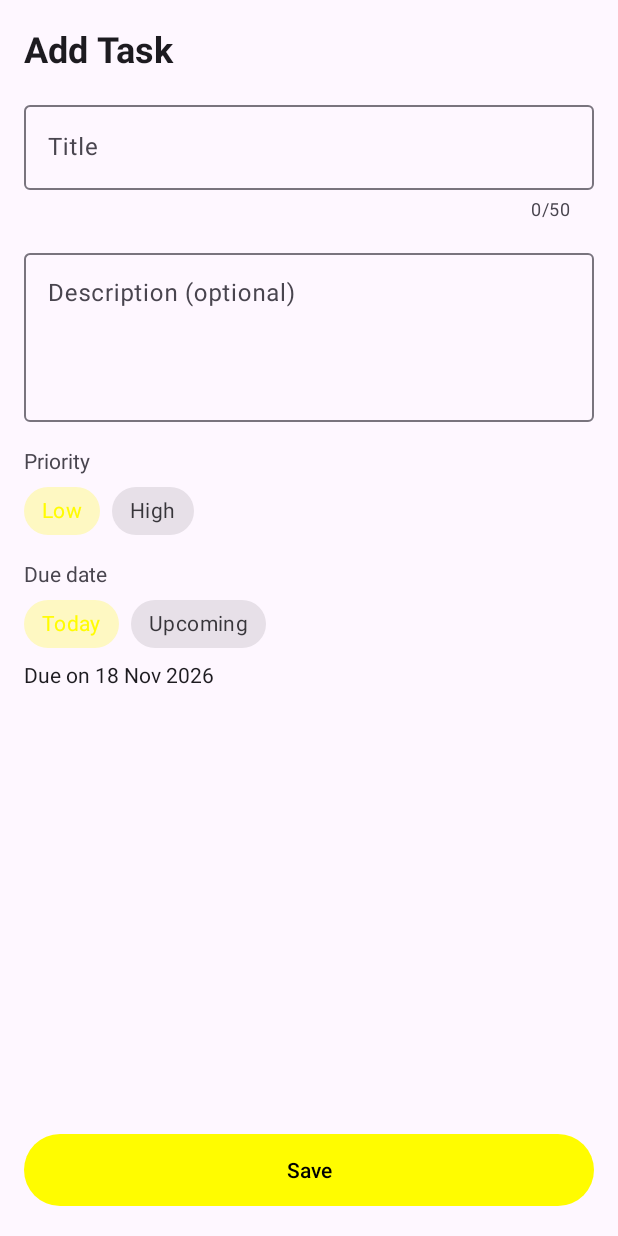
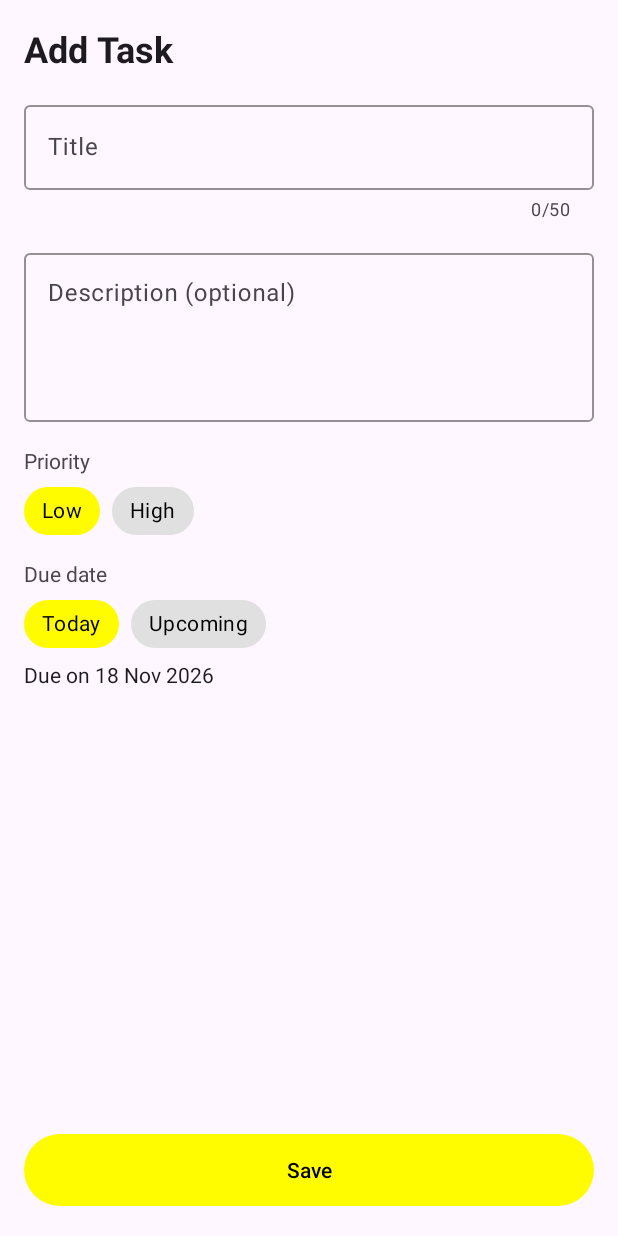
Before and after one commit to Shahzaib7866/Todo_android_app, an Android app: the AddTodoFragment screen opened through its navigation route, on a phone screen of 412 x 824 dp. Run offline under Robolectric (Android 15) with nearby library versions, the phone set to English and light mode, and no system bars; our stand-ins replace Dagger/Hilt's generated code.

Commit message:
updates colors

```diff
--- a/app/src/main/java/com/example/todoapp/utils/DueDateUtils.kt
+++ b/app/src/main/java/com/example/todoapp/core/shared/utils/DueDateUtils.kt
@@ -1,4 +1,4 @@
-package com.example.todoapp.utils
+package com.example.todoapp.core.shared.utils
 
 import java.text.SimpleDateFormat
 import java.util.Calendar
--- a/app/src/main/java/com/example/todoapp/utils/FragmentExtensions.kt
+++ b/app/src/main/java/com/example/todoapp/core/shared/utils/FragmentExtensions.kt
@@ -1,4 +1,4 @@
-package com.example.todoapp.utils
+package com.example.todoapp.core.shared.utils
 
 import androidx.core.os.bundleOf
 import androidx.fragment.app.Fragment
--- a/app/src/main/java/com/example/todoapp/utils/TodoAdapter.kt
+++ b/app/src/main/java/com/example/todoapp/core/shared/utils/TodoAdapter.kt
@@ -1,4 +1,4 @@
-package com.example.todoapp.utils
+package com.example.todoapp.core.shared.utils
 
 import android.graphics.Paint
 import android.view.LayoutInflater
--- a/app/src/main/java/com/example/todoapp/presentation/add/AddTodoFragment.kt
+++ b/app/src/main/java/com/example/todoapp/presentation/add/AddTodoFragment.kt
@@ -8,8 +8,8 @@ import com.example.todoapp.databinding.AddTodosBinding
 import com.example.todoapp.domain.model.Priority
 import com.example.todoapp.domain.model.TodoStatus
 import com.example.todoapp.domain.model.startOfDay
-import com.example.todoapp.utils.DueDateUtils
-import com.example.todoapp.utils.observeFlow
+import com.example.todoapp.core.shared.utils.DueDateUtils
+import com.example.todoapp.core.shared.utils.observeFlow
 import com.google.android.material.datepicker.CalendarConstraints
 import com.google.android.material.datepicker.DateValidatorPointForward
 import com.google.android.material.datepicker.MaterialDatePicker
--- a/app/src/main/java/com/example/todoapp/presentation/calender/CalenderFragment.kt
+++ b/app/src/main/java/com/example/todoapp/presentation/calender/CalenderFragment.kt
@@ -3,10 +3,11 @@ package com.example.todoapp.presentation.calender
 import androidx.core.view.isVisible
 import com.example.todoapp.R
 import com.example.todoapp.core.shared.BaseFragment
-import com.example.todoapp.utils.DueDateUtils
+import com.example.todoapp.core.shared.utils.DueDateUtils
+import com.example.todoapp.core.shared.utils.TodoAdapter
 import com.example.todoapp.databinding.CalenderBinding
 import com.example.todoapp.presentation.calendar.CalenderViewModel
-import com.example.todoapp.utils.createTodoAdapter
+import com.example.todoapp.core.shared.utils.createTodoAdapter
 import dagger.hilt.android.AndroidEntryPoint
 import java.util.Calendar
 
@@ -16,7 +17,7 @@ class CalenderFragment : BaseFragment<CalenderBinding, CalenderViewModel>(
     CalenderViewModel::class.java
 ) {
 
-    private lateinit var todoAdapter: com.example.todoapp.utils.TodoAdapter
+    private lateinit var todoAdapter: TodoAdapter
 
     override fun onViewReady() {
         setupAdapter()
--- a/app/src/main/java/com/example/todoapp/presentation/home/HomeFragment.kt
+++ b/app/src/main/java/com/example/todoapp/presentation/home/HomeFragment.kt
@@ -12,7 +12,7 @@ import com.example.todoapp.core.shared.BaseFragment
 import com.example.todoapp.databinding.HomeBinding
 import com.example.todoapp.domain.model.Priority
 import com.example.todoapp.domain.model.TimeFilter
-import com.example.todoapp.utils.createTodoAdapter
+import com.example.todoapp.core.shared.utils.createTodoAdapter
 import dagger.hilt.android.AndroidEntryPoint
 
 @AndroidEntryPoint
--- a/app/src/main/java/com/example/todoapp/presentation/onboarding/OnBoardingFragment.kt
+++ b/app/src/main/java/com/example/todoapp/presentation/onboarding/OnBoardingFragment.kt
@@ -8,7 +8,7 @@ import androidx.viewpager2.widget.ViewPager2
 import com.example.todoapp.R
 import com.example.todoapp.core.shared.BaseFragment
 import com.example.todoapp.databinding.OnBoardingBinding
-import com.example.todoapp.utils.observeFlow
+import com.example.todoapp.core.shared.utils.observeFlow
 import dagger.hilt.android.AndroidEntryPoint
 import kotlin.jvm.java
 
--- a/app/src/main/java/com/example/todoapp/presentation/splash/SplashFragment.kt
+++ b/app/src/main/java/com/example/todoapp/presentation/splash/SplashFragment.kt
@@ -4,7 +4,7 @@ import androidx.navigation.fragment.findNavController
 import com.example.todoapp.R
 import com.example.todoapp.core.shared.BaseFragment
 import com.example.todoapp.databinding.SplashBinding
-import com.example.todoapp.utils.observeFlow
+import com.example.todoapp.core.shared.utils.observeFlow
 import dagger.hilt.android.AndroidEntryPoint
 
 @AndroidEntryPoint
--- a/app/src/main/java/com/example/todoapp/presentation/status/StatusFragment.kt
+++ b/app/src/main/java/com/example/todoapp/presentation/status/StatusFragment.kt
@@ -5,8 +5,8 @@ import com.example.todoapp.R
 import com.example.todoapp.core.shared.BaseFragment
 import com.example.todoapp.databinding.StatusBinding
 import com.example.todoapp.domain.model.StatusFilter
-import com.example.todoapp.utils.TodoAdapter
-import com.example.todoapp.utils.createTodoAdapter
+import com.example.todoapp.core.shared.utils.TodoAdapter
+import com.example.todoapp.core.shared.utils.createTodoAdapter
 import dagger.hilt.android.AndroidEntryPoint
 
 @AndroidEntryPoint
--- /dev/null
+++ b/app/src/main/res/color-night/chip_background_color.xml
@@ -0,0 +1,8 @@
+<?xml version="1.0" encoding="utf-8"?>
+<selector xmlns:android="http://schemas.android.com/apk/res/android">
+    <!-- Selected / Checked state in Dark Theme: Dark Container (Not Yellow) -->
+    <item android:state_checked="true" android:color="#383838" />
+    <item android:state_selected="true" android:color="#383838" />
+    <!-- Unselected state in Dark Theme -->
+    <item android:color="#222222" />
+</selector>
--- /dev/null
+++ b/app/src/main/res/color-night/chip_text_color.xml
@@ -0,0 +1,8 @@
+<?xml version="1.0" encoding="utf-8"?>
+<selector xmlns:android="http://schemas.android.com/apk/res/android">
+    <!-- Selected / Checked state in Dark Theme: White Text -->
+    <item android:state_checked="true" android:color="@color/white" />
+    <item android:state_selected="true" android:color="@color/white" />
+    <!-- Unselected state in Dark Theme: Light Gray Text -->
+    <item android:color="#D0D0D0" />
+</selector>
--- /dev/null
+++ b/app/src/main/res/color/chip_background_color.xml
@@ -0,0 +1,8 @@
+<?xml version="1.0" encoding="utf-8"?>
+<selector xmlns:android="http://schemas.android.com/apk/res/android">
+    <!-- Selected / Checked state: Yellow -->
+    <item android:state_checked="true" android:color="@color/yellow" />
+    <item android:state_selected="true" android:color="@color/yellow" />
+    <!-- Unselected state: Light Gray -->
+    <item android:color="#E0E0E0" />
+</selector>
--- /dev/null
+++ b/app/src/main/res/color/chip_text_color.xml
@@ -0,0 +1,8 @@
+<?xml version="1.0" encoding="utf-8"?>
+<selector xmlns:android="http://schemas.android.com/apk/res/android">
+    <!-- Selected / Checked state: Black Text -->
+    <item android:state_checked="true" android:color="@color/black" />
+    <item android:state_selected="true" android:color="@color/black" />
+    <!-- Unselected state: Dark Text -->
+    <item android:color="@color/black" />
+</selector>
--- a/app/src/main/res/layout/add_todos.xml
+++ b/app/src/main/res/layout/add_todos.xml
@@ -39,8 +39,10 @@
                 android:layout_width="match_parent"
                 android:layout_height="wrap_content"
                 android:hint="Title"
+                app:boxStrokeColor="@color/yellow"
                 app:counterEnabled="true"
-                app:counterMaxLength="50">
+                app:counterMaxLength="50"
+                app:hintTextColor="@color/black">
 
                 <com.google.android.material.textfield.TextInputEditText
                     android:id="@+id/inputTitle"
@@ -49,7 +51,9 @@
                     android:imeOptions="actionNext"
                     android:inputType="textCapSentences"
                     android:maxLength="50"
-                    android:maxLines="1" />
+                    android:maxLines="1"
+                    android:textColor="?android:attr/textColorPrimary"
+                    android:textColorHint="#757575" />
             </com.google.android.material.textfield.TextInputLayout>
 
             <!-- Description -->
@@ -59,7 +63,9 @@
                 android:layout_width="match_parent"
                 android:layout_height="wrap_content"
                 android:layout_marginTop="16dp"
-                android:hint="Description (optional)">
+                android:hint="Description (optional)"
+                app:boxStrokeColor="@color/yellow"
+                app:hintTextColor="@color/black">
 
                 <com.google.android.material.textfield.TextInputEditText
                     android:id="@+id/inputDescription"
@@ -67,7 +73,9 @@
                     android:layout_height="wrap_content"
                     android:gravity="top|start"
                     android:inputType="textMultiLine|textCapSentences"
-                    android:minLines="4" />
+                    android:minLines="4"
+                    android:textColor="?android:attr/textColorPrimary"
+                    android:textColorHint="#757575" />
             </com.google.android.material.textfield.TextInputLayout>
 
             <!-- Priority: Low / High -->
@@ -86,13 +94,13 @@
                 app:singleSelection="true">
                 <com.google.android.material.chip.Chip
                     android:id="@+id/chipPrioLow"
-                    style="@style/Widget.MaterialComponents.Chip.Choice"
+                    style="@style/CustomChipStyle"
                     android:layout_width="wrap_content"
                     android:layout_height="wrap_content"
                     android:text="@string/priority_low" />
                 <com.google.android.material.chip.Chip
                     android:id="@+id/chipPrioHigh"
-                    style="@style/Widget.MaterialComponents.Chip.Choice"
+                    style="@style/CustomChipStyle"
                     android:layout_width="wrap_content"
                     android:layout_height="wrap_content"
                     android:text="@string/priority_high" />
@@ -112,13 +120,13 @@
                 app:singleSelection="true">
                 <com.google.android.material.chip.Chip
                     android:id="@+id/chipDueToday"
-                    style="@style/Widget.MaterialComponents.Chip.Choice"
+                    style="@style/CustomChipStyle"
                     android:layout_width="wrap_content"
                     android:layout_height="wrap_content"
                     android:text="@string/filter_today" />
                 <com.google.android.material.chip.Chip
                     android:id="@+id/chipDueUpcoming"
-                    style="@style/Widget.MaterialComponents.Chip.Choice"
+                    style="@style/CustomChipStyle"
                     android:layout_width="wrap_content"
                     android:layout_height="wrap_content"
                     android:text="@string/filter_upcoming" />
@@ -153,19 +161,19 @@
                     app:singleSelection="true">
                     <com.google.android.material.chip.Chip
                         android:id="@+id/chipStPending"
-                        style="@style/Widget.MaterialComponents.Chip.Choice"
+                        style="@style/CustomChipStyle"
                         android:layout_width="wrap_content"
                         android:layout_height="wrap_content"
                         android:text="@string/status_pending" />
                     <com.google.android.material.chip.Chip
                         android:id="@+id/chipStInProgress"
-                        style="@style/Widget.MaterialComponents.Chip.Choice"
+                        style="@style/CustomChipStyle"
                         android:layout_width="wrap_content"
                         android:layout_height="wrap_content"
                         android:text="@string/status_in_progress" />
                     <com.google.android.material.chip.Chip
                         android:id="@+id/chipStCompleted"
-                        style="@style/Widget.MaterialComponents.Chip.Choice"
+                        style="@style/CustomChipStyle"
                         android:layout_width="wrap_content"
                         android:layout_height="wrap_content"
                         android:text="@string/status_completed" />
--- a/app/src/main/res/layout/home.xml
+++ b/app/src/main/res/layout/home.xml
@@ -32,6 +32,8 @@
         app:boxCornerRadiusBottomStart="24dp"
         app:boxCornerRadiusTopEnd="24dp"
         app:boxCornerRadiusTopStart="24dp"
+        app:boxStrokeColor="@color/yellow"
+        app:hintTextColor="@color/black"
         app:layout_constraintBottom_toBottomOf="@id/txtHeader"
         app:layout_constraintEnd_toStartOf="@id/btnSearch"
         app:layout_constraintStart_toStartOf="parent"
@@ -44,6 +46,8 @@
             android:imeOptions="actionSearch"
             android:inputType="text"
             android:maxLines="1"
+            android:textColor="?android:attr/textColorPrimary"
+            android:textColorHint="#757575"
             android:textSize="14sp" />
     </com.google.android.material.textfield.TextInputLayout>
 
@@ -84,21 +88,21 @@
 
         <com.google.android.material.chip.Chip
             android:id="@+id/chipAll"
-            style="@style/Widget.MaterialComponents.Chip.Choice"
+            style="@style/CustomChipStyle"
             android:layout_width="wrap_content"
             android:layout_height="wrap_content"
             android:checked="true"
             android:text="@string/filter_all" />
         <com.google.android.material.chip.Chip
             android:id="@+id/chipHigh"
-            style="@style/Widget.MaterialComponents.Chip.Choice"
+            style="@style/CustomChipStyle"
             android:layout_width="wrap_content"
             android:layout_height="wrap_content"
             android:text="@string/priority_high" />
 
         <com.google.android.material.chip.Chip
             android:id="@+id/chipLow"
-            style="@style/Widget.MaterialComponents.Chip.Choice"
+            style="@style/CustomChipStyle"
             android:layout_width="wrap_content"
             android:layout_height="wrap_content"
             android:text="@string/priority_low" />
--- a/app/src/main/res/layout/status.xml
+++ b/app/src/main/res/layout/status.xml
@@ -32,20 +32,20 @@
         app:singleSelection="true">
         <com.google.android.material.chip.Chip
             android:id="@+id/chipStatusAll"
-            style="@style/Widget.MaterialComponents.Chip.Choice"
+            style="@style/CustomChipStyle"
             android:layout_width="wrap_content"
             android:layout_height="wrap_content"
             android:checked="true"
             android:text="@string/filter_all" />
         <com.google.android.material.chip.Chip
             android:id="@+id/chipActive"
-            style="@style/Widget.MaterialComponents.Chip.Choice"
+            style="@style/CustomChipStyle"
             android:layout_width="wrap_content"
             android:layout_height="wrap_content"
             android:text="@string/status_active" />
         <com.google.android.material.chip.Chip
             android:id="@+id/chipCompleted"
-            style="@style/Widget.MaterialComponents.Chip.Choice"
+            style="@style/CustomChipStyle"
             android:layout_width="wrap_content"
             android:layout_height="wrap_content"
             android:text="@string/status_completed" />
--- a/app/src/main/res/values/themes.xml
+++ b/app/src/main/res/values/themes.xml
@@ -5,9 +5,45 @@
         <item name="colorOnPrimary">@color/black</item>
         <item name="colorSecondaryContainer">@color/yellow</item>
         <item name="colorOnSecondaryContainer">@color/black</item>
+
+        <item name="materialAlertDialogTheme">@style/CustomAlertDialogTheme</item>
+        <item name="materialCalendarTheme">@style/CustomDatePickerTheme</item>
     </style>
 
     <style name="Theme.TodoApp" parent="Base.Theme.TodoApp" />
+
+    <style name="CustomChipStyle" parent="Widget.MaterialComponents.Chip.Choice">
+        <item name="chipBackgroundColor">@color/chip_background_color</item>
+        <item name="android:textColor">@color/chip_text_color</item>
+    </style>
+
+    <!-- Dialog Theme for Alert Dialogs (Delete Dialog) -->
+    <style name="CustomAlertDialogTheme" parent="ThemeOverlay.Material3.MaterialAlertDialog">
+        <item name="colorOnSurface">@color/black</item>
+        <item name="colorOnSurfaceVariant">#424242</item>
+        <item name="colorPrimary">@color/black</item>
+        <item name="colorOnPrimary">@color/white</item>
+        <item name="android:textColorPrimary">@color/black</item>
+        <item name="android:textColorSecondary">#424242</item>
+    </style>
+
+    <!-- Dialog Theme for Calendar MaterialDatePicker -->
+    <style name="CustomDatePickerTheme" parent="ThemeOverlay.Material3.MaterialCalendar">
+        <item name="colorPrimary">@color/yellow</item>
+        <item name="colorOnPrimary">@color/black</item>
+        <item name="colorOnSurface">@color/black</item>
+        <item name="colorOnSurfaceVariant">#424242</item>
+        <item name="android:textColorPrimary">@color/black</item>
+        <item name="android:textColorSecondary">#424242</item>
+
+        <!-- Override "Cancel" and "OK" Buttons Text Color to Black -->
+        <item name="buttonBarNegativeButtonStyle">@style/DatePickerButton.Black</item>
+        <item name="buttonBarPositiveButtonStyle">@style/DatePickerButton.Black</item>
+    </style>
+
+    <style name="DatePickerButton.Black" parent="Widget.Material3.Button.TextButton">
+        <item name="android:textColor">@color/black</item>
+    </style>
 
     <style name="CompactBottomNavigation" parent="Widget.Material3.BottomNavigationView">
         <item name="android:minHeight">56dp</item>
```
Also changed, not shown: 1 other file.
